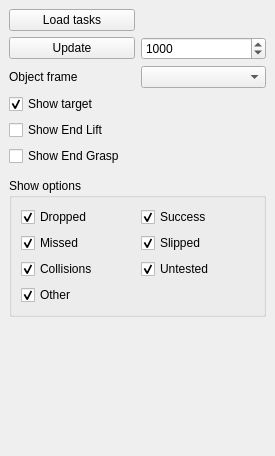
Qt form RobWorkSim/example/SimTaskVisPlugin/SimTaskVisPlugin.ui (onier/RobWork) before a commit.
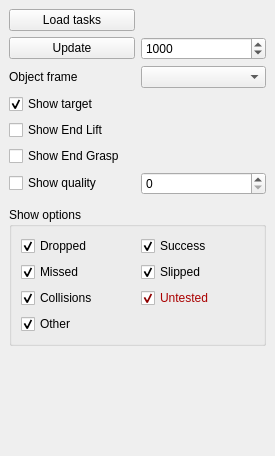
The same form after that commit.

The edit to the form file:
```diff
--- a/RobWorkSim/example/SimTaskVisPlugin/SimTaskVisPlugin.ui
+++ b/RobWorkSim/example/SimTaskVisPlugin/SimTaskVisPlugin.ui
@@ -90,6 +90,20 @@
           </property>
          </widget>
         </item>
+        <item row="3" column="0">
+         <layout class="QHBoxLayout" name="horizontalLayout_2">
+          <item>
+           <widget class="QCheckBox" name="_showQuality">
+            <property name="text">
+             <string>Show quality</string>
+            </property>
+           </widget>
+          </item>
+          <item>
+           <widget class="QSpinBox" name="_qualitySpin"/>
+          </item>
+         </layout>
+        </item>
        </layout>
       </item>
       <item>
@@ -130,6 +144,124 @@
          </item>
          <item row="3" column="1">
           <widget class="QCheckBox" name="_untestedBox">
+           <property name="palette">
+            <palette>
+             <active>
+              <colorrole role="WindowText">
+               <brush brushstyle="SolidPattern">
+                <color alpha="255">
+                 <red>170</red>
+                 <green>0</green>
+                 <blue>0</blue>
+                </color>
+               </brush>
+              </colorrole>
+              <colorrole role="Text">
+               <brush brushstyle="SolidPattern">
+                <color alpha="255">
+                 <red>170</red>
+                 <green>0</green>
+                 <blue>0</blue>
+                </color>
+               </brush>
+              </colorrole>
+              <colorrole role="ButtonText">
+               <brush brushstyle="SolidPattern">
+                <color alpha="255">
+                 <red>170</red>
+                 <green>0</green>
+                 <blue>0</blue>
+                </color>
+               </brush>
+              </colorrole>
+              <colorrole role="ToolTipText">
+               <brush brushstyle="SolidPattern">
+                <color alpha="255">
+                 <red>170</red>
+                 <green>0</green>
+                 <blue>0</blue>
+                </color>
+               </brush>
+              </colorrole>
+             </active>
+             <inactive>
+              <colorrole role="WindowText">
+               <brush brushstyle="SolidPattern">
+                <color alpha="255">
+                 <red>170</red>
+                 <green>0</green>
+                 <blue>0</blue>
+                </color>
+               </brush>
+              </colorrole>
+              <colorrole role="Text">
+               <brush brushstyle="SolidPattern">
+                <color alpha="255">
+                 <red>170</red>
+                 <green>0</green>
+                 <blue>0</blue>
+                </color>
+               </brush>
+              </colorrole>
+              <colorrole role="ButtonText">
+               <brush brushstyle="SolidPattern">
+                <color alpha="255">
+                 <red>170</red>
+                 <green>0</green>
+                 <blue>0</blue>
+                </color>
+               </brush>
+              </colorrole>
+              <colorrole role="ToolTipText">
+               <brush brushstyle="SolidPattern">
+                <color alpha="255">
+                 <red>170</red>
+                 <green>0</green>
+                 <blue>0</blue>
+                </color>
+               </brush>
+              </colorrole>
+             </inactive>
+             <disabled>
+              <colorrole role="WindowText">
+               <brush brushstyle="SolidPattern">
+                <color alpha="255">
+                 <red>118</red>
+                 <green>118</green>
+                 <blue>117</blue>
+                </color>
+               </brush>
+              </colorrole>
+              <colorrole role="Text">
+               <brush brushstyle="SolidPattern">
+                <color alpha="255">
+                 <red>118</red>
+                 <green>118</green>
+                 <blue>117</blue>
+                </color>
+               </brush>
+              </colorrole>
+              <colorrole role="ButtonText">
+               <brush brushstyle="SolidPattern">
+                <color alpha="255">
+                 <red>118</red>
+                 <green>118</green>
+                 <blue>117</blue>
+                </color>
+               </brush>
+              </colorrole>
+              <colorrole role="ToolTipText">
+               <brush brushstyle="SolidPattern">
+                <color alpha="255">
+                 <red>170</red>
+                 <green>0</green>
+                 <blue>0</blue>
+                </color>
+               </brush>
+              </colorrole>
+             </disabled>
+            </palette>
+           </property>
            <property name="text">
             <string>Untested</string>
            </property>
```
